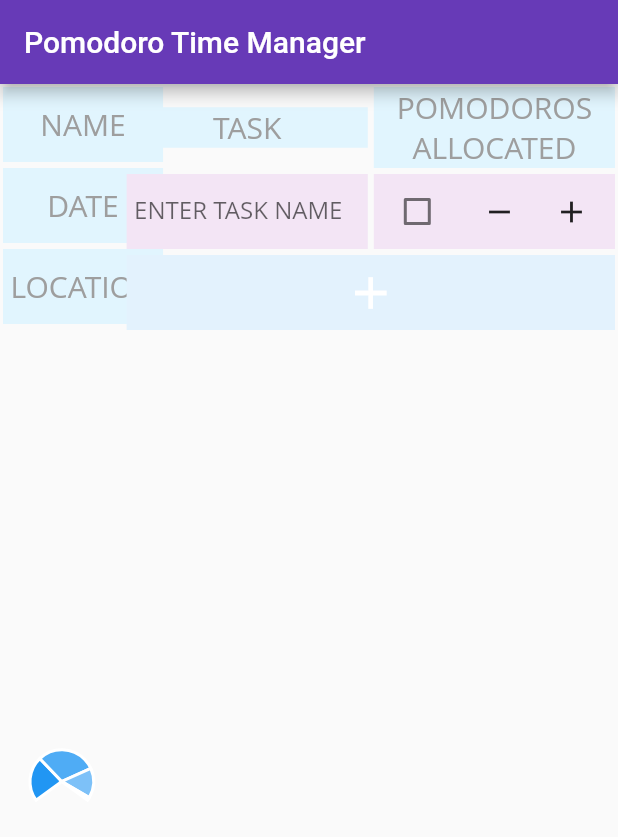
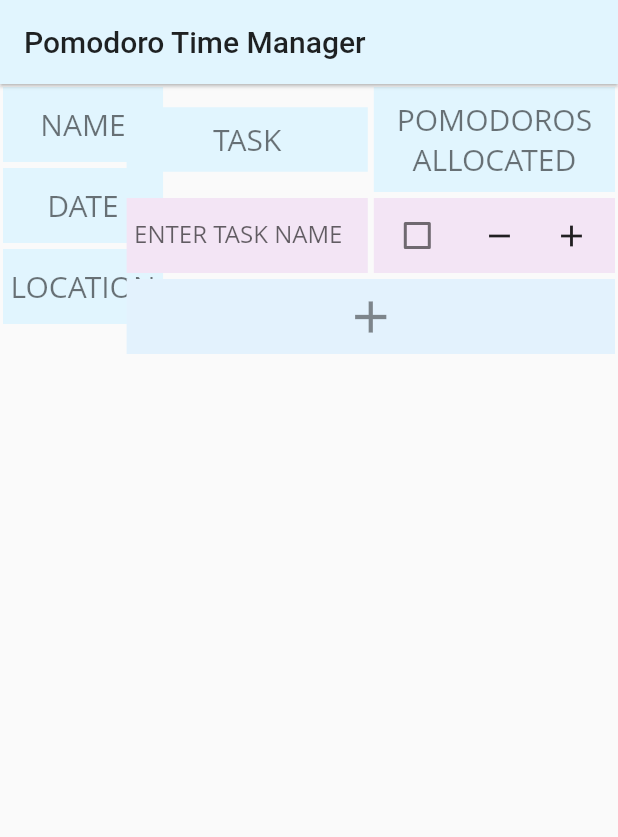
Before and after one commit to alxkzmn/pomodoro_time_manager, a Flutter app: the screen it shows after launch, on a phone screen of 412 x 824 dp. Shown: the top 837 px of the screen. Run offline on Flutter 3.47's test engine with Material 2 defaults, Android fonts, the phone set to English and light mode, and no system bars; our stand-ins replace charts_flutter; Roboto replaces fonts that are missing (Open Sans).

Commit message:
Adjust visuals

```diff
--- a/lib/main.dart
+++ b/lib/main.dart
@@ -3,8 +3,6 @@ import 'dart:math';
 import 'package:flutter/cupertino.dart';
 import 'package:flutter/material.dart';
 import 'package:intl/intl.dart';
-
-import 'gauge_chart.dart';
 
 void main() => runApp(MyApp());
 
@@ -14,11 +12,16 @@ class MyApp extends StatelessWidget {
     return MaterialApp(
       title: 'Pomodoro Time Manager',
       theme: ThemeData(
-        primarySwatch: Colors.deepPurple,
+        primarySwatch: Colors.lightBlue,
+        primaryColor: Colors.lightBlue.shade50,
+        appBarTheme: AppBarTheme(
+          elevation: 1,
+        ),
         textTheme: Theme.of(context).textTheme.apply(
               fontFamily: 'Open Sans',
-              bodyColor: Colors.grey,
-              displayColor: Colors.grey,
+              bodyColor: Colors.black54,
+              displayColor: Colors.black54,
+              decorationColor: Colors.black54,
             ),
       ),
       home: HomePage(title: 'Pomodoro Time Manager'),
@@ -55,10 +58,13 @@ class _HomePageState extends State<HomePage> {
             padding: EdgeInsets.symmetric(horizontal: 5),
             margin: EdgeInsets.all(2),
             decoration: BoxDecoration(color: Colors.lightBlue.shade50),
+            child: Padding(
+              padding: const EdgeInsets.all(8.0),
               child: Text(
                 "Task".toUpperCase(),
                 textAlign: TextAlign.center,
                 style: Theme.of(context).textTheme.headline6,
+              ),
             ),
           ),
         ),
@@ -68,10 +74,13 @@ class _HomePageState extends State<HomePage> {
             padding: EdgeInsets.symmetric(horizontal: 5),
             margin: EdgeInsets.all(2),
             decoration: BoxDecoration(color: Colors.lightBlue.shade50),
+            child: Padding(
+              padding: const EdgeInsets.all(8.0),
               child: Text(
                 "Pomodoros Allocated".toUpperCase(),
                 textAlign: TextAlign.center,
                 style: Theme.of(context).textTheme.headline6,
+              ),
             ),
           ),
         ),
@@ -252,10 +261,10 @@ class _HomePageState extends State<HomePage> {
                     ),
                   ],
                 ),
-                Expanded(
+                /* Expanded(
                   flex: 1,
                   child: GaugeChart.withSampleData(),
-                ),
+                ),*/
               ],
             ),
           ),
@@ -286,7 +295,7 @@ class _HomePageState extends State<HomePage> {
                               child: Icon(
                                 Icons.add,
                                 size: 36,
-                                color: Colors.white,
+                                color: Colors.black45,
                               ),
                             ),
                           ),
```
Lines whose indentation alone changed are shown as unchanged.
